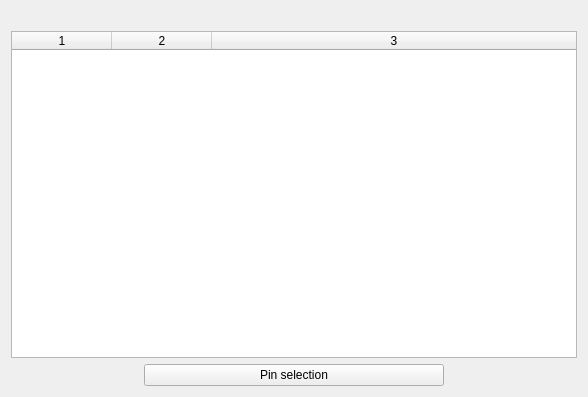
Before: the Qt Designer form galacteek/ui/batchpinlist.ui in pinnaculum/galacteek, drawn with Qt 5.
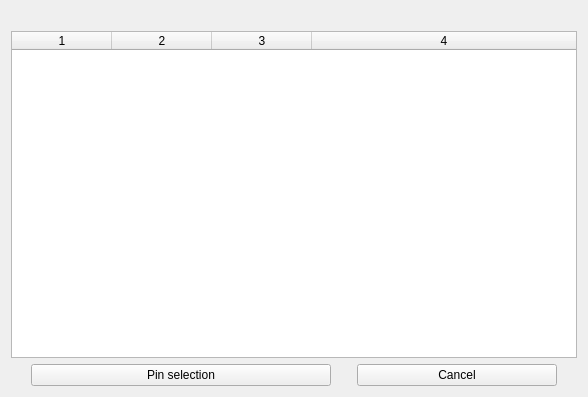
After: the same form once the commit is applied.

The edit to the form file:
```diff
--- a/galacteek/ui/batchpinlist.ui
+++ b/galacteek/ui/batchpinlist.ui
@@ -33,7 +33,7 @@
         <bool>false</bool>
        </property>
        <property name="columnCount">
-        <number>3</number>
+        <number>4</number>
        </property>
        <attribute name="horizontalHeaderVisible">
         <bool>true</bool>
@@ -44,6 +44,7 @@
        <column/>
        <column/>
        <column/>
+       <column/>
       </widget>
      </item>
      <item>
@@ -61,6 +62,19 @@
          </property>
         </widget>
        </item>
+       <item>
+        <widget class="QPushButton" name="cancelButton">
+         <property name="maximumSize">
+          <size>
+           <width>200</width>
+           <height>16777215</height>
+          </size>
+         </property>
+         <property name="text">
+          <string>Cancel</string>
+         </property>
+        </widget>
+       </item>
       </layout>
      </item>
     </layout>
```
